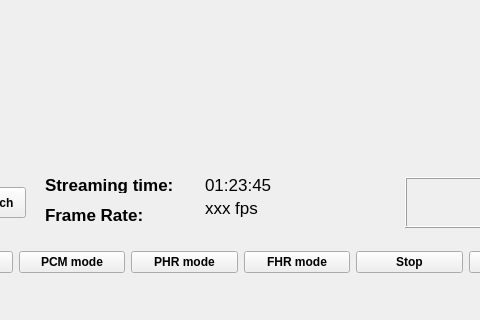
Above: mainwindow.ui from David1934/TinySwiftApp before the change; both pictures show x 125 to 605 and y 280 to 600 of the 735 by 600 pixel window. Below: the same form after it.
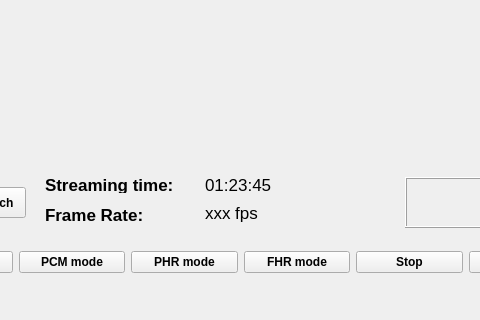
That is the form after the change.

What changed in the file:
```diff
--- a/mainwindow.ui
+++ b/mainwindow.ui
@@ -174,7 +174,7 @@
     <property name="geometry">
      <rect>
       <x>330</x>
-      <y>460</y>
+      <y>465</y>
       <width>71</width>
       <height>21</height>
      </rect>
```
